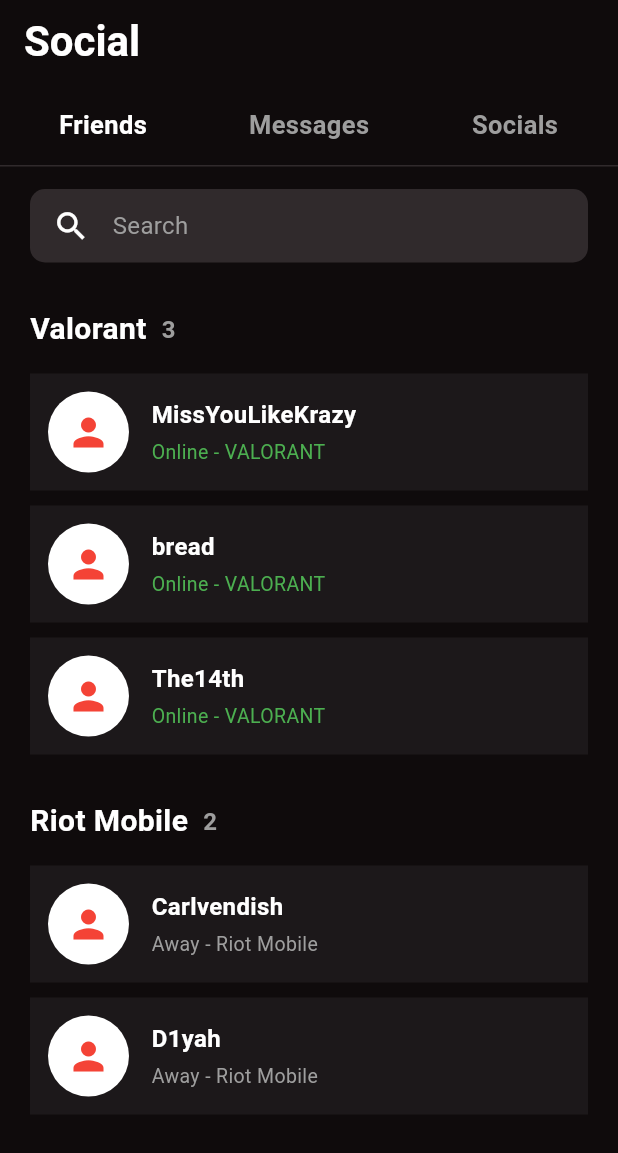
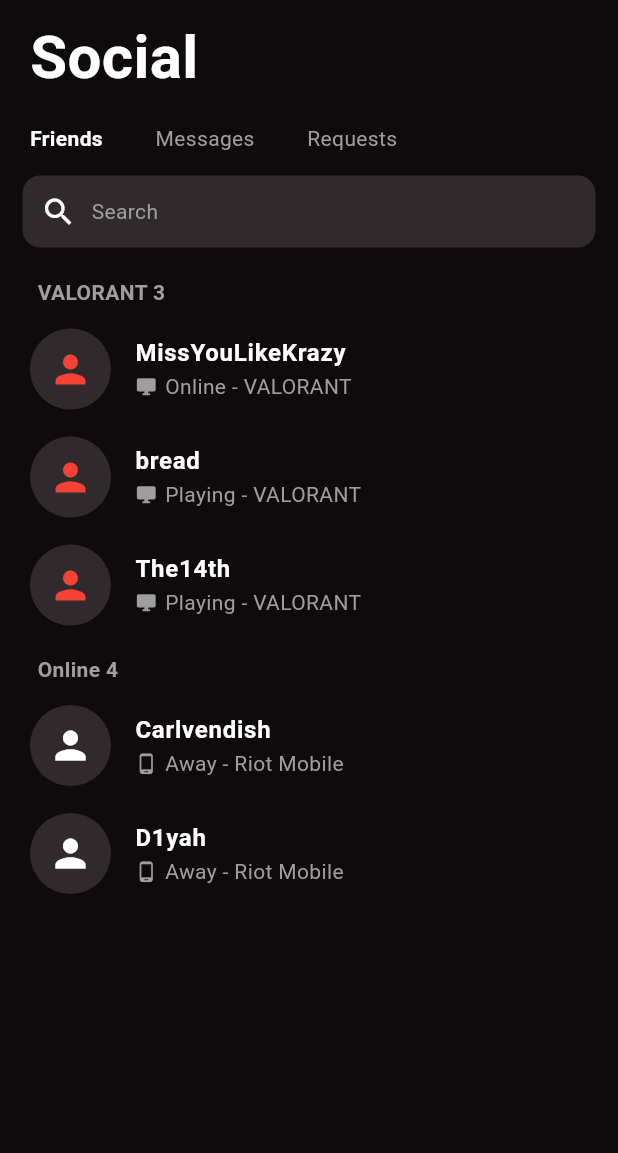
Before and after one commit to DomenJhanineB/IT314AB_Domen, a Flutter app: the screen it shows after launch, on a phone screen of 412 x 824 dp. Shown: the top 1153 px of the screen. Run offline on Flutter 3.47's test engine with Material 3 defaults, Android fonts, the phone set to English and light mode, and no system bars.

Commit message:
Add Midterm Valorant Inbox and the Midterm file

```diff
--- a/flutter_application_1/lib/chat_screen.dart
+++ b/flutter_application_1/lib/chat_screen.dart
@@ -3,25 +3,41 @@
 class ChatScreen extends StatelessWidget {
   final String name;
   final String status;
+  final bool online;
 
-  const ChatScreen({super.key, required this.name, required this.status});
+  ChatScreen({required this.name, required this.status, required this.online});
 
   @override
   Widget build(BuildContext context) {
     return Scaffold(
-      backgroundColor: const Color(0xFF0F0B0C),
+      backgroundColor: Color(0xFF0F0B0C),
 
       appBar: AppBar(
-        backgroundColor: const Color(0xFF0F0B0C),
+        backgroundColor: Color(0xFF0F0B0C),
 
-        iconTheme: const IconThemeData(color: Colors.white),
+        iconTheme: IconThemeData(color: Colors.white),
 
-        title: Column(
+        title: Row(
+          children: [
+            CircleAvatar(
+              radius: 18,
+              backgroundColor: Color(0xFF302A2C),
+
+              child: Icon(
+                Icons.person,
+                color: online ? Colors.red : Colors.white,
+              ),
+            ),
+
+            SizedBox(width: 10),
+
+            Column(
               crossAxisAlignment: CrossAxisAlignment.start,
               children: [
                 Text(
-              name,
-              style: const TextStyle(
+                  name.isEmpty ? 'Unknown User' : name,
+
+                  style: TextStyle(
                     color: Colors.white,
                     fontSize: 16,
                     fontWeight: FontWeight.bold,
@@ -29,29 +45,42 @@
                 ),
 
                 Text(
-              status,
-              style: const TextStyle(color: Colors.grey, fontSize: 12),
+                  status.isEmpty ? 'No status available' : status,
+
+                  style: TextStyle(color: Colors.grey, fontSize: 12),
                 ),
               ],
             ),
+          ],
+        ),
+
+        actions: [
+          Icon(Icons.more_horiz, color: Colors.white),
+
+          SizedBox(width: 15),
+        ],
       ),
 
       body: Column(
         children: [
-          const Expanded(child: SizedBox()),
+          Expanded(child: SizedBox()),
 
           Padding(
-            padding: const EdgeInsets.all(10),
+            padding: EdgeInsets.all(10),
 
             child: TextField(
-              style: const TextStyle(color: Colors.white),
+              style: TextStyle(color: Colors.white),
 
-              decoration: const InputDecoration(
+              decoration: InputDecoration(
                 hintText: 'Send a message',
-                hintStyle: TextStyle(color: Colors.white),
+
+                hintStyle: TextStyle(color: Colors.grey),
 
                 filled: true,
+
                 fillColor: Color(0xFF302A2C),
+
+                suffixIcon: Icon(Icons.send, color: Colors.grey),
 
                 border: InputBorder.none,
               ),
--- a/flutter_application_1/lib/main.dart
+++ b/flutter_application_1/lib/main.dart
@@ -1,446 +1,296 @@
 import 'package:flutter/material.dart';
+import 'chat_screen.dart';
 
 void main() {
-  runApp(const MyApp());
+  runApp(MyApp());
 }
 
-String friend1 = 'MissYouLikeKrazy';
-String friend2 = 'bread';
-String friend3 = 'The14th';
-String friend4 = 'Carlvendish';
-String friend5 = 'D1yah';
-
-String status1 = 'Online - VALORANT';
-String status2 = 'Online - VALORANT';
-String status3 = 'Online - VALORANT';
-String status4 = 'Away - Riot Mobile';
-String status5 = 'Away - Riot Mobile';
-
 class MyApp extends StatelessWidget {
-  const MyApp({super.key});
-
   @override
   Widget build(BuildContext context) {
-    return MaterialApp(
-      debugShowCheckedModeBanner: false,
+    return MaterialApp(debugShowCheckedModeBanner: false, home: SocialPage());
+  }
+}
 
-      home: Scaffold(
-        backgroundColor: const Color(0xFF0F0B0C),
+List<String> names = [
+  'MissYouLikeKrazy',
+  'bread',
+  'The14th',
+  'Carlvendish',
+  'D1yah',
+];
 
-        appBar: AppBar(
-          backgroundColor: const Color(0xFF0F0B0C),
+List<String> statuses = [
+  'Online - VALORANT',
+  'Playing - VALORANT',
+  'Playing - VALORANT',
+  'Away - Riot Mobile',
+  'Away - Riot Mobile',
+];
 
-          title: const Text(
-            'Social',
-            style: TextStyle(
-              color: Colors.white,
-              fontSize: 28,
-              fontWeight: FontWeight.bold,
-            ),
-          ),
-        ),
+List<bool> online = [true, true, true, false, false];
 
-        body: SingleChildScrollView(
+List<bool> pc = [true, true, true, false, false];
+
+class SocialPage extends StatelessWidget {
+  @override
+  Widget build(BuildContext context) {
+    return Scaffold(
+      backgroundColor: Color(0xFF0F0B0C),
+
+      body: SafeArea(
+        child: SingleChildScrollView(
           child: Column(
+            crossAxisAlignment: CrossAxisAlignment.start,
             children: [
+              Padding(
+                padding: EdgeInsets.only(left: 20, top: 10),
+                child: Text(
+                  'Social',
+                  style: TextStyle(
+                    color: Colors.white,
+                    fontSize: 40,
+                    fontWeight: FontWeight.bold,
+                  ),
+                ),
+              ),
+
+              SizedBox(height: 15),
+
+              Padding(
+                padding: EdgeInsets.only(left: 20),
+                child: Row(
+                  children: [
+                    Text(
+                      'Friends',
+                      style: TextStyle(
+                        color: Colors.white,
+                        fontWeight: FontWeight.bold,
+                      ),
+                    ),
+
+                    SizedBox(width: 35),
+
+                    Text('Messages', style: TextStyle(color: Colors.grey)),
+
+                    SizedBox(width: 35),
+
+                    Text('Requests', style: TextStyle(color: Colors.grey)),
+                  ],
+                ),
+              ),
+
+              SizedBox(height: 15),
+
               Container(
-                height: 55,
+                margin: EdgeInsets.symmetric(horizontal: 15),
+                padding: EdgeInsets.all(12),
 
-                decoration: const BoxDecoration(
-                  border: Border(
-                    bottom: BorderSide(color: Color(0xFF302A2C), width: 1),
-                  ),
+                decoration: BoxDecoration(
+                  color: Color(0xFF302A2C),
+                  borderRadius: BorderRadius.circular(12),
                 ),
 
                 child: Row(
                   children: [
-                    Expanded(
-                      child: Container(
-                        alignment: Alignment.center,
+                    Icon(Icons.search, color: Colors.white),
 
-                        child: const Text(
-                          'Friends',
-                          style: TextStyle(
-                            color: Colors.white,
-                            fontSize: 17,
-                            fontWeight: FontWeight.bold,
-                          ),
-                        ),
-                      ),
-                    ),
+                    SizedBox(width: 10),
 
-                    Expanded(
-                      child: Container(
-                        alignment: Alignment.center,
-
-                        child: const Text(
-                          'Messages',
-                          style: TextStyle(
-                            color: Colors.grey,
-                            fontSize: 17,
-                            fontWeight: FontWeight.bold,
-                          ),
-                        ),
-                      ),
-                    ),
-
-                    Expanded(
-                      child: Container(
-                        alignment: Alignment.center,
-
-                        child: const Text(
-                          'Socials',
-                          style: TextStyle(
-                            color: Colors.grey,
-                            fontSize: 17,
-                            fontWeight: FontWeight.bold,
-                          ),
-                        ),
-                      ),
-                    ),
+                    Text('Search', style: TextStyle(color: Colors.grey)),
                   ],
                 ),
               ),
 
-              const SizedBox(height: 15),
+              SizedBox(height: 20),
 
-              Container(
-                margin: const EdgeInsets.symmetric(horizontal: 20),
-
-                padding: const EdgeInsets.symmetric(
-                  horizontal: 15,
-                  vertical: 12,
-                ),
-
-                decoration: BoxDecoration(
-                  color: const Color(0xFF302A2C),
-                  borderRadius: BorderRadius.circular(10),
-                ),
-
-                child: const Row(
-                  children: [
-                    Icon(Icons.search, color: Colors.white, size: 25),
-
-                    SizedBox(width: 15),
-
-                    Text(
-                      'Search',
-                      style: TextStyle(color: Colors.grey, fontSize: 16),
-                    ),
-                  ],
+              Padding(
+                padding: EdgeInsets.only(left: 25),
+                child: Text(
+                  'VALORANT 3',
+                  style: TextStyle(
+                    color: Colors.grey,
+                    fontWeight: FontWeight.bold,
+                  ),
                 ),
               ),
 
-              const SizedBox(height: 20),
+              SizedBox(height: 5),
 
-              Container(
-                width: double.infinity,
+              ListView.builder(
+                itemCount: 3,
+                shrinkWrap: true,
+                physics: NeverScrollableScrollPhysics(),
 
-                padding: const EdgeInsets.symmetric(
-                  horizontal: 20,
-                  vertical: 10,
-                ),
+                itemBuilder: (context, index) {
+                  String playerName = names[index];
 
-                child: const Row(
-                  children: [
-                    Text(
-                      'Valorant',
+                  if (playerName.isEmpty) {
+                    playerName = 'Unknown User';
+                  }
+
+                  String playerStatus = statuses[index];
+
+                  if (playerStatus.isEmpty) {
+                    playerStatus = 'No status available';
+                  }
+
+                  return ListTile(
+                    onTap: () {
+                      Navigator.push(
+                        context,
+                        MaterialPageRoute(
+                          builder: (context) {
+                            return ChatScreen(
+                              name: playerName,
+                              status: playerStatus,
+                              online: online[index],
+                            );
+                          },
+                        ),
+                      );
+                    },
+
+                    contentPadding: EdgeInsets.symmetric(horizontal: 20),
+
+                    leading: CircleAvatar(
+                      radius: 27,
+                      backgroundColor: Color(0xFF302A2C),
+
+                      child: Icon(
+                        Icons.person,
+                        color: online[index] ? Colors.red : Colors.white,
+                        size: 30,
+                      ),
+                    ),
+
+                    title: Text(
+                      playerName,
                       style: TextStyle(
                         color: Colors.white,
-                        fontSize: 20,
                         fontWeight: FontWeight.bold,
                       ),
                     ),
 
-                    SizedBox(width: 10),
+                    subtitle: Row(
+                      children: [
+                        Icon(
+                          pc[index]
+                              ? Icons.desktop_windows
+                              : Icons.phone_android,
 
-                    Text(
-                      '3',
-                      style: TextStyle(
-                        color: Colors.grey,
-                        fontSize: 16,
-                        fontWeight: FontWeight.bold,
-                      ),
+                          color: Colors.grey,
+                          size: 15,
+                        ),
+
+                        SizedBox(width: 5),
+
+                        Text(
+                          playerStatus,
+                          style: TextStyle(color: Colors.grey),
+                        ),
+                      ],
                     ),
-                  ],
+                  );
+                },
+              ),
+
+              SizedBox(height: 10),
+
+              Padding(
+                padding: EdgeInsets.only(left: 25),
+                child: Text(
+                  'Online 4',
+                  style: TextStyle(
+                    color: Colors.grey,
+                    fontWeight: FontWeight.bold,
+                  ),
                 ),
               ),
 
-              Container(
-                width: double.infinity,
+              SizedBox(height: 5),
 
-                margin: const EdgeInsets.symmetric(horizontal: 20, vertical: 5),
+              ListView.builder(
+                itemCount: 2,
+                shrinkWrap: true,
+                physics: NeverScrollableScrollPhysics(),
 
-                padding: const EdgeInsets.all(12),
+                itemBuilder: (context, index) {
+                  int number = index + 3;
 
-                color: const Color(0xFF1C181A),
+                  String playerName = names[number];
 
-                child: Row(
-                  children: [
-                    const CircleAvatar(
+                  if (playerName.isEmpty) {
+                    playerName = 'Unknown User';
+                  }
+
+                  String playerStatus = statuses[number];
+
+                  if (playerStatus.isEmpty) {
+                    playerStatus = 'No status available';
+                  }
+
+                  return ListTile(
+                    onTap: () {
+                      Navigator.push(
+                        context,
+                        MaterialPageRoute(
+                          builder: (context) {
+                            return ChatScreen(
+                              name: playerName,
+                              status: playerStatus,
+                              online: online[number],
+                            );
+                          },
+                        ),
+                      );
+                    },
+
+                    contentPadding: EdgeInsets.symmetric(horizontal: 20),
+
+                    leading: CircleAvatar(
                       radius: 27,
-                      backgroundColor: Colors.white,
+                      backgroundColor: Color(0xFF302A2C),
 
-                      child: Icon(Icons.person, color: Colors.red, size: 30),
+                      child: Icon(
+                        Icons.person,
+                        color: online[number] ? Colors.red : Colors.white,
+                        size: 30,
+                      ),
                     ),
 
-                    const SizedBox(width: 15),
-
-                    Column(
-                      crossAxisAlignment: CrossAxisAlignment.start,
-
-                      children: [
-                        Text(
-                          friend1,
-                          style: const TextStyle(
-                            color: Colors.white,
-                            fontSize: 16,
-                            fontWeight: FontWeight.bold,
-                          ),
-                        ),
-
-                        const SizedBox(height: 4),
-
-                        Text(
-                          status1,
-                          style: const TextStyle(
-                            color: Colors.green,
-                            fontSize: 13,
-                          ),
-                        ),
-                      ],
-                    ),
-                  ],
-                ),
-              ),
-
-              Container(
-                width: double.infinity,
-
-                margin: const EdgeInsets.symmetric(horizontal: 20, vertical: 5),
-
-                padding: const EdgeInsets.all(12),
-
-                color: const Color(0xFF1C181A),
-
-                child: Row(
-                  children: [
-                    const CircleAvatar(
-                      radius: 27,
-                      backgroundColor: Colors.white,
-
-                      child: Icon(Icons.person, color: Colors.red, size: 30),
-                    ),
-
-                    const SizedBox(width: 15),
-
-                    Column(
-                      crossAxisAlignment: CrossAxisAlignment.start,
-
-                      children: [
-                        Text(
-                          friend2,
-                          style: const TextStyle(
-                            color: Colors.white,
-                            fontSize: 16,
-                            fontWeight: FontWeight.bold,
-                          ),
-                        ),
-
-                        const SizedBox(height: 4),
-
-                        Text(
-                          status2,
-                          style: const TextStyle(
-                            color: Colors.green,
-                            fontSize: 13,
-                          ),
-                        ),
-                      ],
-                    ),
-                  ],
-                ),
-              ),
-
-              Container(
-                width: double.infinity,
-
-                margin: const EdgeInsets.symmetric(horizontal: 20, vertical: 5),
-
-                padding: const EdgeInsets.all(12),
-
-                color: const Color(0xFF1C181A),
-
-                child: Row(
-                  children: [
-                    const CircleAvatar(
-                      radius: 27,
-                      backgroundColor: Colors.white,
-
-                      child: Icon(Icons.person, color: Colors.red, size: 30),
-                    ),
-
-                    const SizedBox(width: 15),
-
-                    Column(
-                      crossAxisAlignment: CrossAxisAlignment.start,
-
-                      children: [
-                        Text(
-                          friend3,
-                          style: const TextStyle(
-                            color: Colors.white,
-                            fontSize: 16,
-                            fontWeight: FontWeight.bold,
-                          ),
-                        ),
-
-                        const SizedBox(height: 4),
-
-                        Text(
-                          status3,
-                          style: const TextStyle(
-                            color: Colors.green,
-                            fontSize: 13,
-                          ),
-                        ),
-                      ],
-                    ),
-                  ],
-                ),
-              ),
-
-              const SizedBox(height: 15),
-
-              Container(
-                width: double.infinity,
-
-                padding: const EdgeInsets.symmetric(
-                  horizontal: 20,
-                  vertical: 10,
-                ),
-
-                child: const Row(
-                  children: [
-                    Text(
-                      'Riot Mobile',
+                    title: Text(
+                      playerName,
                       style: TextStyle(
                         color: Colors.white,
-                        fontSize: 20,
                         fontWeight: FontWeight.bold,
                       ),
                     ),
 
-                    SizedBox(width: 10),
+                    subtitle: Row(
+                      children: [
+                        Icon(
+                          pc[number]
+                              ? Icons.desktop_windows
+                              : Icons.phone_android,
 
-                    Text(
-                      '2',
-                      style: TextStyle(
-                        color: Colors.grey,
-                        fontSize: 16,
-                        fontWeight: FontWeight.bold,
-                      ),
-                    ),
-                  ],
-                ),
-              ),
-
-              Container(
-                width: double.infinity,
-
-                margin: const EdgeInsets.symmetric(horizontal: 20, vertical: 5),
-
-                padding: const EdgeInsets.all(12),
-
-                color: const Color(0xFF1C181A),
-
-                child: Row(
-                  children: [
-                    const CircleAvatar(
-                      radius: 27,
-                      backgroundColor: Colors.white,
-
-                      child: Icon(Icons.person, color: Colors.red, size: 30),
-                    ),
-
-                    const SizedBox(width: 15),
-
-                    Column(
-                      crossAxisAlignment: CrossAxisAlignment.start,
-
-                      children: [
-                        Text(
-                          friend4,
-                          style: const TextStyle(
-                            color: Colors.white,
-                            fontSize: 16,
-                            fontWeight: FontWeight.bold,
-                          ),
+                          color: Colors.grey,
+                          size: 15,
                         ),
 
-                        const SizedBox(height: 4),
+                        SizedBox(width: 5),
 
                         Text(
-                          status4,
-                          style: const TextStyle(
-                            color: Colors.grey,
-                            fontSize: 13,
-                          ),
+                          playerStatus,
+                          style: TextStyle(color: Colors.grey),
                         ),
                       ],
                     ),
-                  ],
-                ),
+                  );
+                },
               ),
 
-              Container(
-                width: double.infinity,
-
-                margin: const EdgeInsets.symmetric(horizontal: 20, vertical: 5),
-
-                padding: const EdgeInsets.all(12),
-
-                color: const Color(0xFF1C181A),
-
-                child: Row(
-                  children: [
-                    const CircleAvatar(
-                      radius: 27,
-                      backgroundColor: Colors.white,
-
-                      child: Icon(Icons.person, color: Colors.red, size: 30),
-                    ),
-
-                    const SizedBox(width: 15),
-
-                    Column(
-                      crossAxisAlignment: CrossAxisAlignment.start,
-
-                      children: [
-                        Text(
-                          friend5,
-                          style: const TextStyle(
-                            color: Colors.white,
-                            fontSize: 16,
-                            fontWeight: FontWeight.bold,
-                          ),
-                        ),
-
-                        const SizedBox(height: 4),
-
-                        Text(
-                          status5,
-                          style: const TextStyle(
-                            color: Colors.grey,
-                            fontSize: 13,
-                          ),
-                        ),
-                      ],
-                    ),
-                  ],
-                ),
-              ),
-              const SizedBox(height: 20),
+              SizedBox(height: 20),
             ],
           ),
         ),
```
Also changed, not shown: 3 other files. Lines whose indentation alone changed are shown as unchanged.
